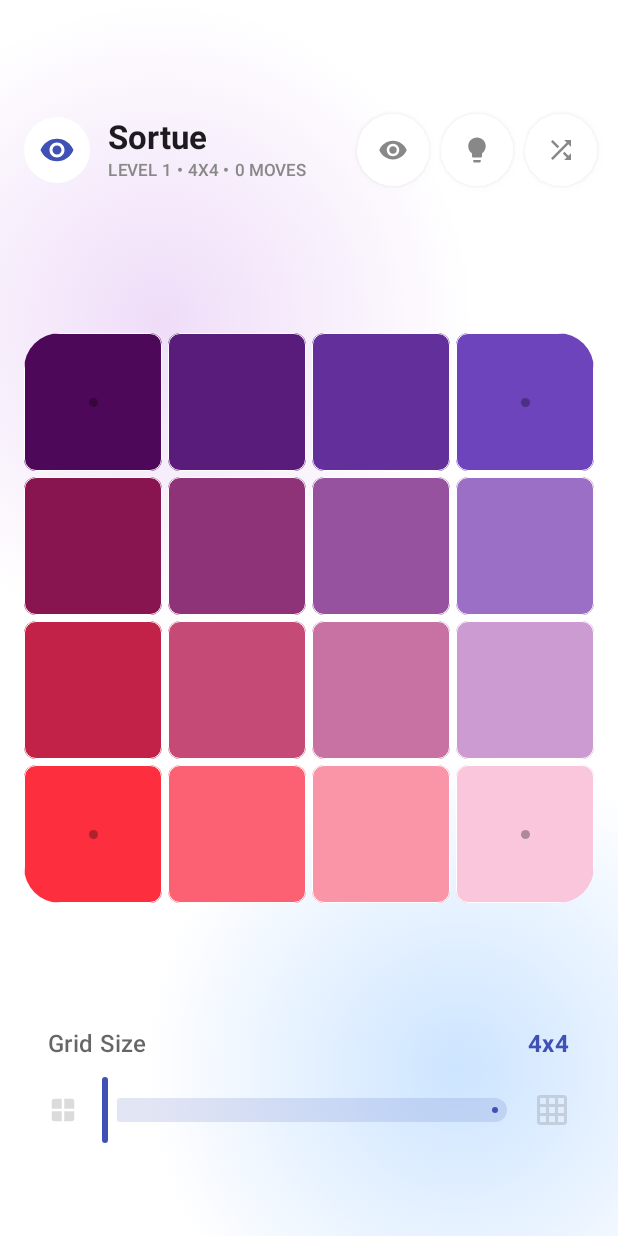
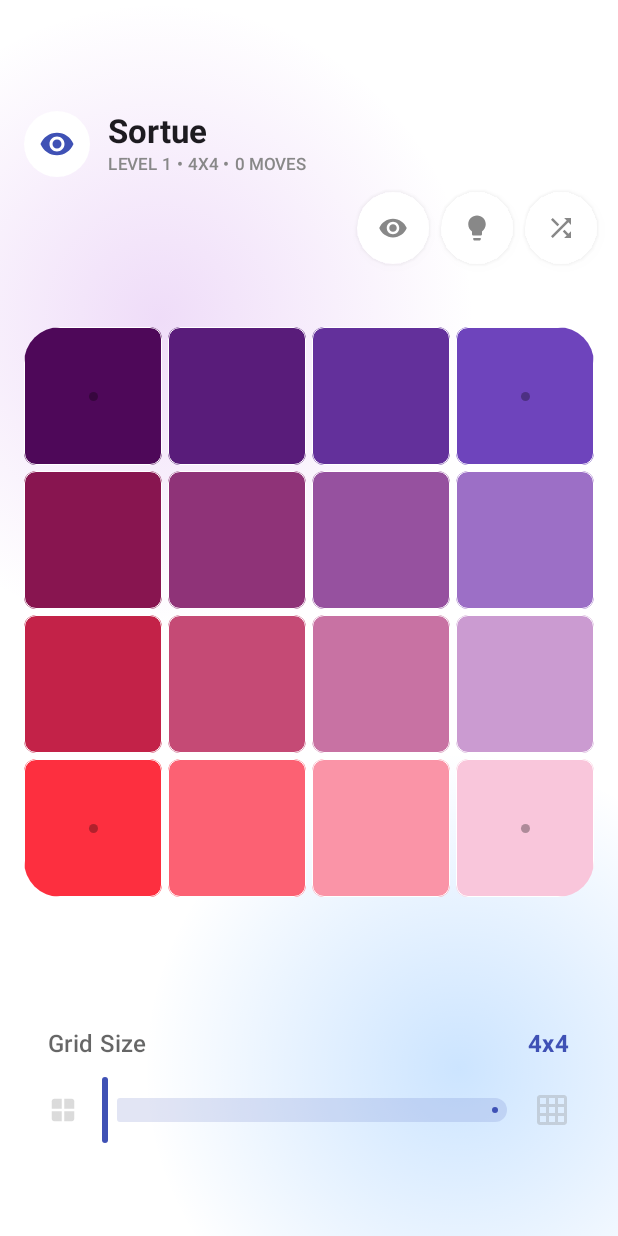
Before and after one commit to akinalpfdn/SortueKotlin, an Android app built with Jetpack Compose: the screen it shows after launch (MainActivity), after a tap on "Skip", on a phone screen of 412 x 824 dp. Run offline under Robolectric (Android 15) with nearby library versions, the phone set to English and light mode, and no system bars.

Commit message:
gameView Updated

```diff
--- a/app/src/main/java/com/akinalpfdn/sortue/ui/views/GameView.kt
+++ b/app/src/main/java/com/akinalpfdn/sortue/ui/views/GameView.kt
@@ -156,10 +156,12 @@ fun GameView(vm: GameViewModel = viewModel()) {
             verticalArrangement = Arrangement.spacedBy(20.dp)
         ) {
             // Header Section
+            Column(modifier = Modifier.fillMaxWidth()) {
                 Row(
                     modifier = Modifier
                         .fillMaxWidth()
-                    .padding(horizontal = 16.dp, vertical = 28.dp),
+                        .padding(horizontal = 16.dp)
+                        .padding(top = 24.dp, bottom = 4.dp),
                     verticalAlignment = Alignment.CenterVertically
                 ) {
                     IconButton(
@@ -191,9 +193,14 @@ fun GameView(vm: GameViewModel = viewModel()) {
                             letterSpacing = 0.5.sp
                         )
                     }
+                }
 
-                Spacer(modifier = Modifier.weight(1f))
-
+                Row(
+                    modifier = Modifier
+                        .fillMaxWidth()
+                        .padding(horizontal = 16.dp, vertical = 8.dp),
+                    horizontalArrangement = Arrangement.End
+                ) {
                     Row(horizontalArrangement = Arrangement.spacedBy(12.dp)) {
                         // Solution Preview Button
                         CircleButton(
@@ -222,8 +229,8 @@ fun GameView(vm: GameViewModel = viewModel()) {
                         )
                     }
                 }
+            }
 
-            Spacer(modifier = Modifier.weight(1f))
 
             // Game Grid Container
             Box(
```
Lines whose indentation alone changed are shown as unchanged.
